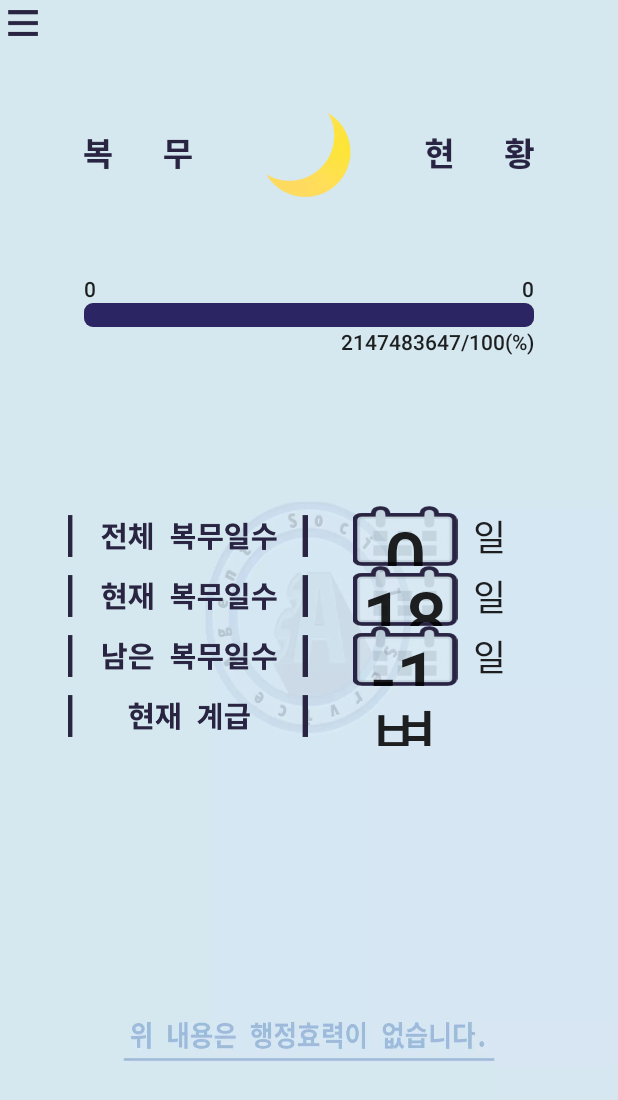
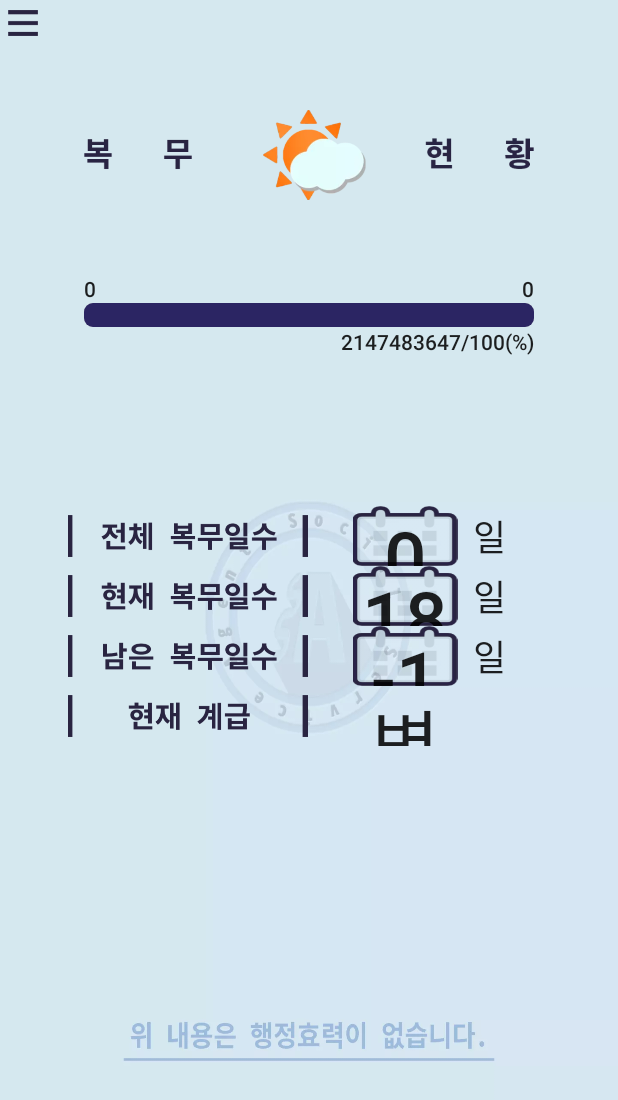
Before and after one commit to cdj0604/agentver2, an Android app: the fragment Menu_1 placed in its activity, on a phone screen of 412 x 824 dp. Shown: the top 1100 px of the screen. Run offline under Robolectric (Android 15) with nearby library versions, the phone set to English and light mode, and no system bars; our stand-ins replace AdMob, Picasso; pictures from the network do not load; 3 statements that could not run were skipped.

Commit message:
2020.3.17 finish

```diff
--- a/app/build.gradle
+++ b/app/build.gradle
@@ -7,8 +7,8 @@ android {
         applicationId "com.dj.agent"
         minSdkVersion 18
         targetSdkVersion 29
-        versionCode 11
-        versionName "2.1.0"
+        versionCode 13
+        versionName "2.1.2"
         testInstrumentationRunner "androidx.test.runner.AndroidJUnitRunner"
     }
     buildTypes {
--- a/app/src/main/java/com/dj/agent/MainActivity.java
+++ b/app/src/main/java/com/dj/agent/MainActivity.java
@@ -132,7 +132,7 @@ public class MainActivity extends AppCompatActivity
         else if (fdate > 1100 && fdate <1759){
             Picasso.with(this).load(R.drawable.menu1_3).into(menu1_1);
         }
-
+        else
         Picasso.with(this).load(R.drawable.menu1_2).into(menu1_1);
         /*String userid = getArguments().getString("userid");
         TextView tv = (TextView) view.findViewById(R.id.firstmainText);
@@ -148,27 +148,27 @@ public class MainActivity extends AppCompatActivity
         int d = 0;
         String c = null;
         Log.d("계급/달수차이", String.valueOf(a));
-        if (a<3) {
+        if (a<2) {
             testtext.setText("이병");
-            d = 306100;
-            c = "306100";
+            d = 408100;
+            c = "408100";
         }
-        else if (a < 10){
+        else if (a < 9){
             testtext.setText("일병");
-            d = 331300;
-            c = "331300";
+            d = 441600;
+            c = "441600";
 
         }
-        else if (a < 18){
+        else if (a < 16){
             testtext.setText("상병");
-            d = 366200;
-            c = "366200";
+            d = 488200;
+            c = "488200";
 
         }
-        else if(a>=18){
+        else if(a>=16){
             testtext.setText("병장");
-            d = 405700;
-            c = "405700";
+            d = 540900;
+            c = "540900";
 
         }
         editor.putInt("money", d);
--- a/app/src/main/java/com/dj/agent/Menu_1.java
+++ b/app/src/main/java/com/dj/agent/Menu_1.java
@@ -52,16 +52,19 @@ public class Menu_1 extends Fragment {
         SimpleDateFormat simpleDateFormat = new SimpleDateFormat("HHmm");
         String formatDate = simpleDateFormat.format(date);
         int fdate = Integer.parseInt(formatDate);
-        Log.d("현재시간", String.valueOf(fdate));
+        Log.d("현재시간long", formatDate);
+        Log.d("현재시간int", String.valueOf(fdate));
+
         if (fdate > 0600 && fdate <1059){
-            menu1_1.setImageResource(R.drawable.menu1_1);
+            //menu1_1.setImageResource(R.drawable.menu1_1);
             Picasso.with(getActivity()).load(R.drawable.menu1_1).into(menu1_1);
         }
         else if (fdate > 1100 && fdate <1759){
-            menu1_1.setImageResource(R.drawable.menu1_3);
+            //menu1_1.setImageResource(R.drawable.menu1_3);
             Picasso.with(getActivity()).load(R.drawable.menu1_3).into(menu1_1);
         }
-        else menu1_1.setImageResource(R.drawable.menu1_2);
+        else
+            //menu1_1.setImageResource(R.drawable.menu1_2);
         Picasso.with(getActivity()).load(R.drawable.menu1_2).into(menu1_1);
 
         /* 오늘 날짜 구하기 */
@@ -89,21 +92,21 @@ public class Menu_1 extends Fragment {
         int a = todayLevel-startLevel;
         int d = 0;
         Log.d("계급/달수차이", String.valueOf(a));
-        if (a<3) {
+        if (a<2) {
             testtext.setText("이병");
-            d = 306100;
+            d = 408100;
         }
-        else if (a < 10){
+        else if (a < 9){
             testtext.setText("일병");
-            d = 331300;
+            d = 441600;
         }
-        else if (a < 18){
+        else if (a < 16){
             testtext.setText("상병");
-            d = 366200;
+            d = 488200;
         }
         else {
             testtext.setText("병장");
-            d = 405700;
+            d = 540900;
         }
         int startday = Integer.parseInt(start); //소집날 int값
 
--- a/app/src/main/res/layout/finishday.xml
+++ b/app/src/main/res/layout/finishday.xml
@@ -17,7 +17,6 @@
             android:layout_marginTop="150dp"
             android:layout_weight="1"
             android:gravity="center"
-            android:fontFamily="@font/fff"
             android:text="2.소집해제 날짜 입력"
             android:textAppearance="@style/TextAppearance.AppCompat.Display1"
             android:textSize="30dp"
--- a/app/src/main/res/layout/insert.xml
+++ b/app/src/main/res/layout/insert.xml
@@ -17,7 +17,6 @@
             android:layout_marginTop="130dp"
             android:layout_weight="1"
             android:gravity="center"
-            android:fontFamily="@font/fff"
             android:text="3.중식비, 교통비 입력"
             android:textAppearance="@style/TextAppearance.AppCompat.Display1"
             android:textSize="30dp"
--- a/app/src/main/res/layout/startday.xml
+++ b/app/src/main/res/layout/startday.xml
@@ -17,7 +17,6 @@
             android:layout_marginTop="150dp"
             android:layout_weight="1"
             android:gravity="center"
-            android:fontFamily="@font/fff"
             android:text="1.소집 날짜 입력"
             android:textAppearance="@style/TextAppearance.AppCompat.Display1"
             android:textSize="30dp"
```
Also changed, not shown: app/src/main/java/com/dj/agent/Menu_2.java (+5 -3 lines), app/src/main/java/com/dj/agent/Menu_3.java (+6 -5 lines).
